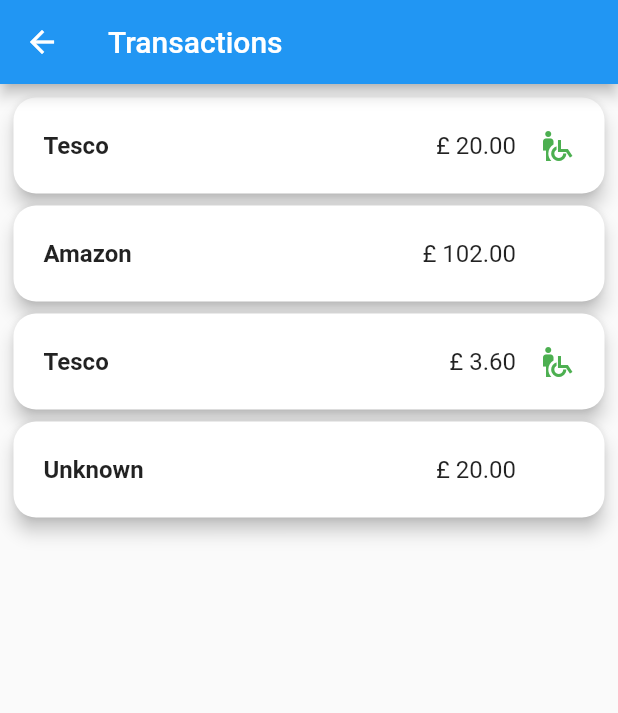
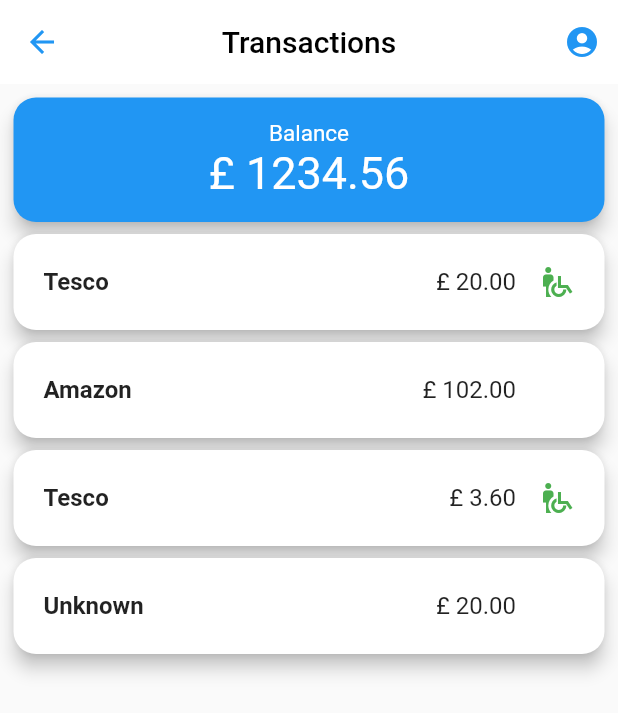
Before and after one commit to Lindronics/gradhack, a Flutter app: the TransactionListPage screen opened directly, on a phone screen of 412 x 824 dp. Shown: the top 713 px of the screen. Run offline on Flutter 3.47's test engine with Material 2 defaults, Android fonts, the phone set to English and light mode, and no system bars.

Commit message:
Balance display at top of transaction page

```diff
--- a/lib/data/user.dart
+++ b/lib/data/user.dart
@@ -18,4 +18,8 @@ class User {
     // TODO
     return 0;
   }
+
+  String balanceString() {
+    return "£ ${this.balance.toStringAsFixed(2)}";
+  }
 }
--- a/lib/pages/transaction_list_page.dart
+++ b/lib/pages/transaction_list_page.dart
@@ -93,14 +93,72 @@ class _TransactionListPageState extends State<TransactionListPage> {
   Widget build(BuildContext context) {
     return Scaffold(
         appBar: AppBar(
-          title: Text(widget.title),
+          iconTheme: IconThemeData(
+            color: Colors.blue, //change your color here
+          ),
+          backgroundColor: Colors.white,
+          elevation: 0.0,
+          title: Text(
+            widget.title,
+            style: TextStyle(color: Colors.black),
+          ),
+          centerTitle: true,
+          actions: <Widget>[
+            IconButton(
+              icon: Icon(
+                Icons.account_circle,
+                color: Colors.blue,
+              ),
+              onPressed: () {},
+            )
+          ],
         ),
         body: Container(
             margin: EdgeInsets.all(5.0),
-            child: ListView.builder(
-                itemCount: _user.transactions.length,
-                itemBuilder: (context, int i) {
-                  return displayTransaction(_user.transactions[i]);
-                })));
+            child: Column(
+              children: [
+                Card(
+                  shape: RoundedRectangleBorder(
+                    borderRadius: BorderRadius.circular(15.0),
+                  ),
+                  elevation: 5,
+                  color: Colors.blue,
+                  child: Padding(
+                    padding: const EdgeInsets.all(15.0),
+                    child: Column(
+                      children: [
+                        Row(
+                          mainAxisAlignment: MainAxisAlignment.spaceEvenly,
+                          children: [
+                            Text(
+                              "Balance",
+                              style:
+                                  TextStyle(fontSize: 15, color: Colors.white),
+                            ),
+                          ],
+                        ),
+                        Row(
+                          mainAxisAlignment: MainAxisAlignment.spaceEvenly,
+                          children: [
+                            Text(
+                              _user.balanceString(),
+                              style:
+                                  TextStyle(fontSize: 30, color: Colors.white),
+                            ),
+                          ],
+                        ),
+                      ],
+                    ),
+                  ),
+                ),
+                Expanded(
+                  child: ListView.builder(
+                      itemCount: _user.transactions.length,
+                      itemBuilder: (context, int i) {
+                        return displayTransaction(_user.transactions[i]);
+                      }),
+                ),
+              ],
+            )));
   }
 }
--- /dev/null
+++ b/sources.txt
@@ -0,0 +1 @@
+https://medium.com/@afegbua/flutter-thursday-06-banking-app-account-ui-b3526802b476
```
